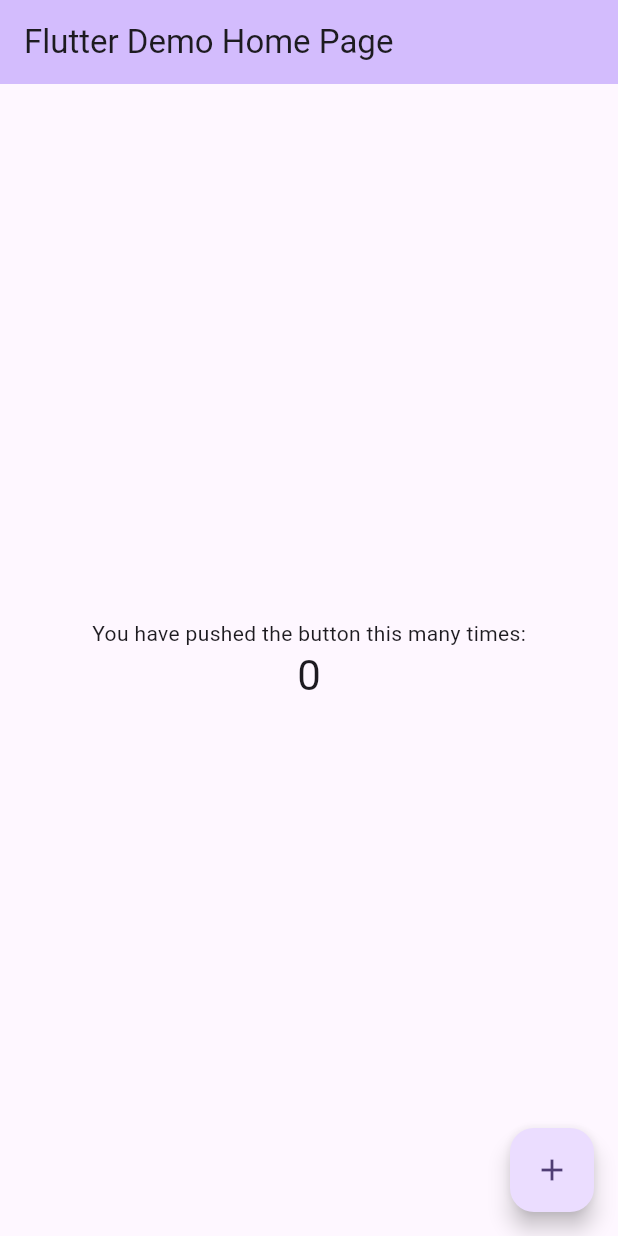
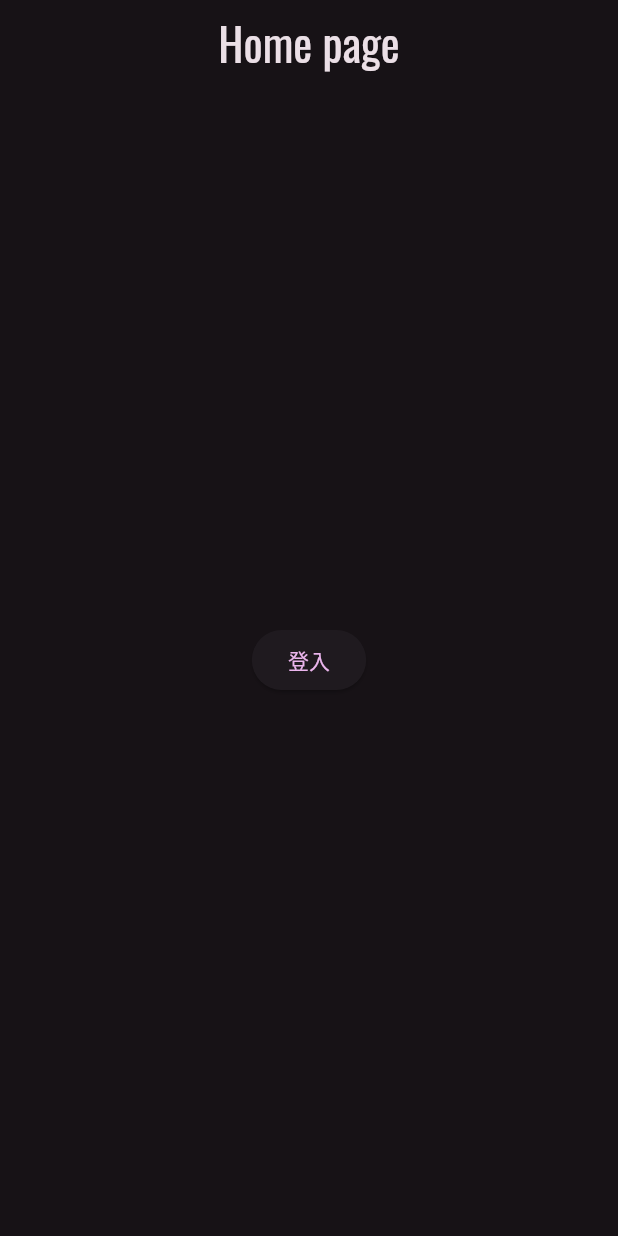
Before and after one commit to tim12367/lazycat_shop, a Flutter app: the screen it shows after launch, on a phone screen of 412 x 824 dp. Run offline on Flutter 3.47's test engine with Material 3 defaults, Android fonts, the phone set to English and light mode, and no system bars; our stand-ins replace google_fonts.

Commit message:
add:導頁

```diff
--- a/analysis_options.yaml
+++ b/analysis_options.yaml
@@ -21,6 +21,7 @@ linter:
   # `// ignore_for_file: name_of_lint` syntax on the line or in the file
   # producing the lint.
   rules:
+    # require_trailing_commas: true
     # avoid_print: false  # Uncomment to disable the `avoid_print` rule
     # prefer_single_quotes: true  # Uncomment to enable the `prefer_single_quotes` rule
 
--- /dev/null
+++ b/lib/home_page.dart
@@ -0,0 +1,20 @@
+import 'package:flutter/material.dart';
+
+class HomePage extends StatelessWidget {
+  const HomePage({super.key});
+
+  @override
+  Widget build(BuildContext context) {
+    return Scaffold(
+      appBar: AppBar(title: const Text('Home page'), centerTitle: true),
+      body: Center(
+        child: ElevatedButton(
+          onPressed: () {
+            Navigator.pushNamed(context, '/login');
+          },
+          child: const Text('登入'),
+        ),
+      ),
+    );
+  }
+}
--- a/lib/main.dart
+++ b/lib/main.dart
@@ -1,122 +1,41 @@
 import 'package:flutter/material.dart';
+import 'package:google_fonts/google_fonts.dart';
+
+import 'home_page.dart';
+import 'login_page.dart';
 
 void main() {
-  runApp(const MyApp());
-}
+  runApp(
+    MaterialApp(
+      title: 'Lazycat Shop',
 
-class MyApp extends StatelessWidget {
-  const MyApp({super.key});
+      // 導頁
+      initialRoute: '/',
+      routes: {
+        '/': (context) => const HomePage(),
+        '/login': (context) => const LoginPage(),
+      },
 
-  // This widget is the root of your application.
-  @override
-  Widget build(BuildContext context) {
-    return MaterialApp(
-      title: 'Flutter Demo',
+      // 主題
       theme: ThemeData(
-        // This is the theme of your application.
-        //
-        // TRY THIS: Try running your application with "flutter run". You'll see
-        // the application has a purple toolbar. Then, without quitting the app,
-        // try changing the seedColor in the colorScheme below to Colors.green
-        // and then invoke "hot reload" (save your changes or press the "hot
-        // reload" button in a Flutter-supported IDE, or press "r" if you used
-        // the command line to start the app).
-        //
-        // Notice that the counter didn't reset back to zero; the application
-        // state is not lost during the reload. To reset the state, use hot
-        // restart instead.
-        //
-        // This works for code too, not just values: Most code changes can be
-        // tested with just a hot reload.
-        colorScheme: ColorScheme.fromSeed(seedColor: Colors.deepPurple),
-      ),
-      home: const MyHomePage(title: 'Flutter Demo Home Page'),
-    );
-  }
-}
+        colorScheme: ColorScheme.fromSeed(
+          seedColor: Colors.purple,
+          brightness: Brightness.dark,
+        ),
 
-class MyHomePage extends StatefulWidget {
-  const MyHomePage({super.key, required this.title});
-
-  // This widget is the home page of your application. It is stateful, meaning
-  // that it has a State object (defined below) that contains fields that affect
-  // how it looks.
-
-  // This class is the configuration for the state. It holds the values (in this
-  // case the title) provided by the parent (in this case the App widget) and
-  // used by the build method of the State. Fields in a Widget subclass are
-  // always marked "final".
-
-  final String title;
-
-  @override
-  State<MyHomePage> createState() => _MyHomePageState();
-}
-
-class _MyHomePageState extends State<MyHomePage> {
-  int _counter = 0;
-
-  void _incrementCounter() {
-    setState(() {
-      // This call to setState tells the Flutter framework that something has
-      // changed in this State, which causes it to rerun the build method below
-      // so that the display can reflect the updated values. If we changed
-      // _counter without calling setState(), then the build method would not be
-      // called again, and so nothing would appear to happen.
-      _counter++;
-    });
-  }
-
-  @override
-  Widget build(BuildContext context) {
-    // This method is rerun every time setState is called, for instance as done
-    // by the _incrementCounter method above.
-    //
-    // The Flutter framework has been optimized to make rerunning build methods
-    // fast, so that you can just rebuild anything that needs updating rather
-    // than having to individually change instances of widgets.
-    return Scaffold(
-      appBar: AppBar(
-        // TRY THIS: Try changing the color here to a specific color (to
-        // Colors.amber, perhaps?) and trigger a hot reload to see the AppBar
-        // change color while the other colors stay the same.
-        backgroundColor: Theme.of(context).colorScheme.inversePrimary,
-        // Here we take the value from the MyHomePage object that was created by
-        // the App.build method, and use it to set our appbar title.
-        title: Text(widget.title),
-      ),
-      body: Center(
-        // Center is a layout widget. It takes a single child and positions it
-        // in the middle of the parent.
-        child: Column(
-          // Column is also a layout widget. It takes a list of children and
-          // arranges them vertically. By default, it sizes itself to fit its
-          // children horizontally, and tries to be as tall as its parent.
-          //
-          // Column has various properties to control how it sizes itself and
-          // how it positions its children. Here we use mainAxisAlignment to
-          // center the children vertically; the main axis here is the vertical
-          // axis because Columns are vertical (the cross axis would be
-          // horizontal).
-          //
-          // TRY THIS: Invoke "debug painting" (choose the "Toggle Debug Paint"
-          // action in the IDE, or press "p" in the console), to see the
-          // wireframe for each widget.
-          mainAxisAlignment: MainAxisAlignment.center,
-          children: <Widget>[
-            const Text('You have pushed the button this many times:'),
-            Text(
-              '$_counter',
-              style: Theme.of(context).textTheme.headlineMedium,
-            ),
-          ],
+        textTheme: TextTheme(
+          displayLarge: const TextStyle(
+            fontSize: 72,
+            fontWeight: FontWeight.bold,
+          ),
+          titleLarge: GoogleFonts.oswald(
+            fontSize: 30,
+            fontStyle: FontStyle.normal,
+          ),
+          bodyMedium: GoogleFonts.merriweather(),
+          displaySmall: GoogleFonts.pacifico(),
         ),
       ),
-      floatingActionButton: FloatingActionButton(
-        onPressed: _incrementCounter,
-        tooltip: 'Increment',
-        child: const Icon(Icons.add),
-      ), // This trailing comma makes auto-formatting nicer for build methods.
-    );
-  }
+    ),
+  );
 }
--- a/pubspec.yaml
+++ b/pubspec.yaml
@@ -34,7 +34,7 @@ dependencies:
   # The following adds the Cupertino Icons font to your application.
   # Use with the CupertinoIcons class for iOS style icons.
   cupertino_icons: ^1.0.8
-
+  google_fonts: ^6.2.1
 dev_dependencies:
   flutter_test:
     sdk: flutter
```
Also changed, not shown: lib/login_page.dart (added, +22 -0 lines), pubspec.lock, 2 other files.
